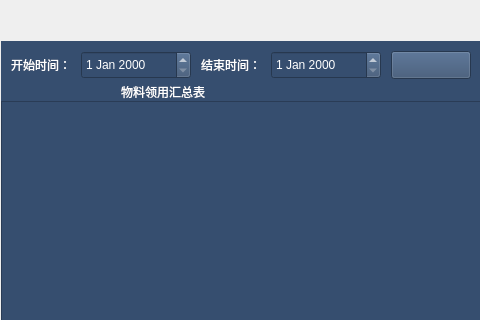
Before: the Qt Designer form ChuangfengDesktop/MaterielReportManagerQWidget.ui in asdlei99/chuangfengdesktop, drawn with Qt 5; both pictures show x 0 to 480 and y 0 to 320 of the 860 by 669 pixel window.
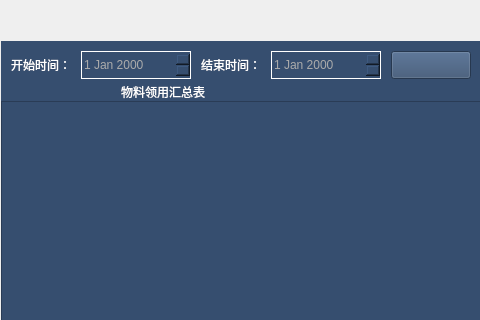
After: the same form once the commit is applied.

```diff
--- a/ChuangfengDesktop/MaterielReportManagerQWidget.ui
+++ b/ChuangfengDesktop/MaterielReportManagerQWidget.ui
@@ -210,7 +210,10 @@
        </rect>
       </property>
       <property name="styleSheet">
-       <string notr="true">color: rgb(255, 255, 255);</string>
+       <string notr="true">color: rgb(171, 171, 171);
+border-color: rgb(255, 255, 255);
+border-style: solid;
+border-width: 1px;</string>
       </property>
      </widget>
      <widget class="QPushButton" name="materielreport_search_btn">
@@ -236,7 +239,10 @@
        </rect>
       </property>
       <property name="styleSheet">
-       <string notr="true">color: rgb(255, 255, 255);</string>
+       <string notr="true">color: rgb(171, 171, 171);
+border-color: rgb(255, 255, 255);
+border-style: solid;
+border-width: 1px;</string>
       </property>
      </widget>
      <widget class="QPushButton" name="materielreport_export_btn">
```
